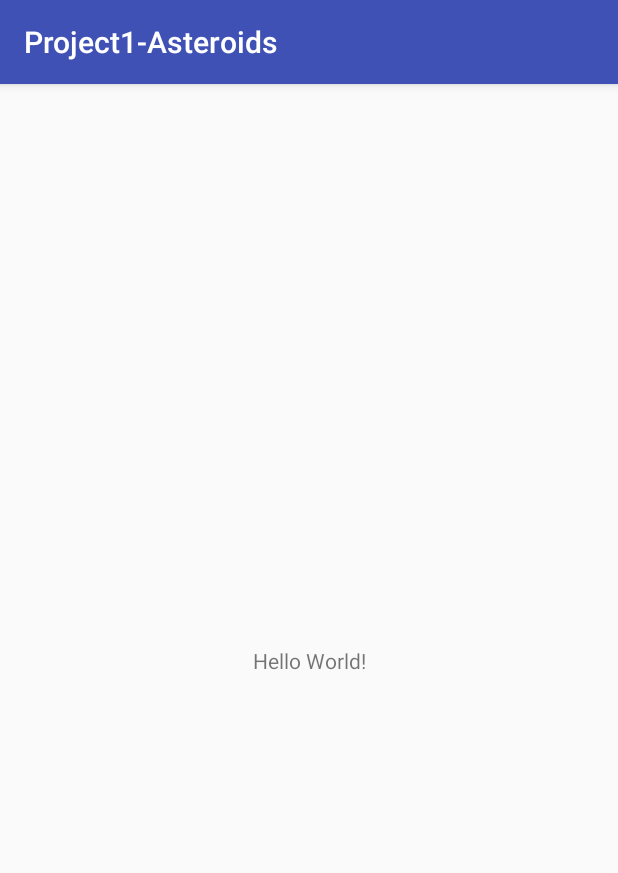
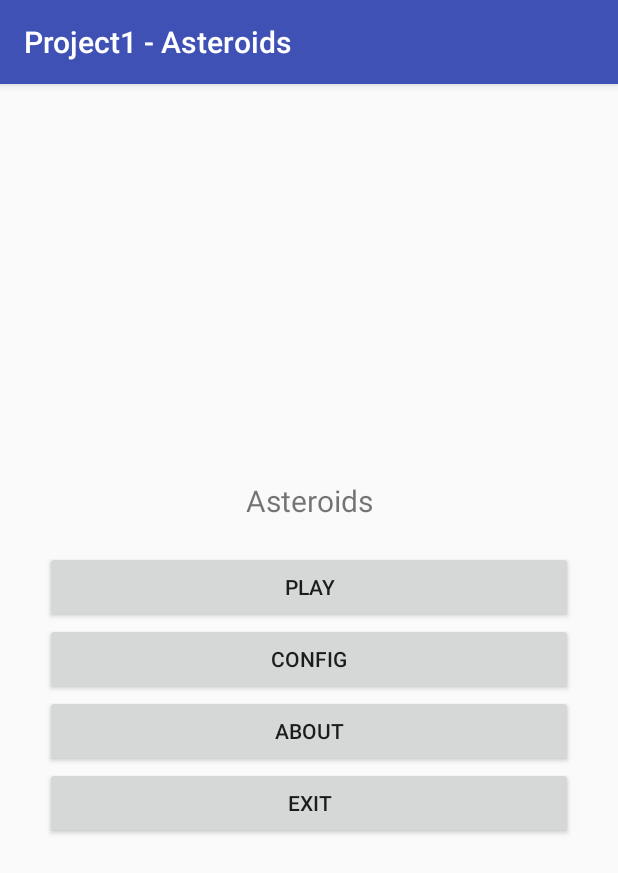
Before and after one commit to YukiMinamiHHNii/CN--Yaya, an Android app: the screen it shows after launch (MainActivity), on a phone screen of 412 x 824 dp. Shown: the top 873 px of the screen. Run offline under Robolectric (Android 15) with nearby library versions, the phone set to English and light mode, and no system bars.

Commit message:
Adds sample menu content to main layout

```diff
--- a/Project1Asteroids/app/src/main/res/layout/activity_main.xml
+++ b/Project1Asteroids/app/src/main/res/layout/activity_main.xml
@@ -1,18 +1,44 @@
 <?xml version="1.0" encoding="utf-8"?>
-<android.support.constraint.ConstraintLayout xmlns:android="http://schemas.android.com/apk/res/android"
+<LinearLayout xmlns:android="http://schemas.android.com/apk/res/android"
     xmlns:app="http://schemas.android.com/apk/res-auto"
     xmlns:tools="http://schemas.android.com/tools"
     android:layout_width="match_parent"
     android:layout_height="match_parent"
-    tools:context=".MainActivity">
+    tools:context=".MainActivity"
+    android:orientation="vertical"
+    android:gravity="center"
+    android:padding="30dp">
 
     <TextView
-        android:layout_width="wrap_content"
+        android:layout_width="match_parent"
         android:layout_height="wrap_content"
-        android:text="Hello World!"
-        app:layout_constraintBottom_toBottomOf="parent"
-        app:layout_constraintLeft_toLeftOf="parent"
-        app:layout_constraintRight_toRightOf="parent"
-        app:layout_constraintTop_toTopOf="parent" />
+        android:layout_marginBottom="20dp"
+        android:gravity="center"
+        android:text="@string/title"
+        android:textSize="20sp"/>
 
-</android.support.constraint.ConstraintLayout>
+    <Button
+        android:id="@+id/playButton"
+        android:layout_width="match_parent"
+        android:layout_height="wrap_content"
+        android:text="@string/playLabel"/>
+
+    <Button
+        android:id="@+id/configButton"
+        android:layout_width="match_parent"
+        android:layout_height="wrap_content"
+        android:text="@string/configLabel"/>
+
+    <Button
+        android:id="@+id/aboutButton"
+        android:layout_width="match_parent"
+        android:layout_height="wrap_content"
+        android:text="@string/aboutLabel"/>
+
+    <Button
+        android:id="@+id/exitButton"
+        android:layout_width="match_parent"
+        android:layout_height="wrap_content"
+        android:text="@string/exitLabel"/>
+
+</LinearLayout>
--- a/Project1Asteroids/app/src/main/res/values/strings.xml
+++ b/Project1Asteroids/app/src/main/res/values/strings.xml
@@ -1,3 +1,8 @@
 <resources>
-    <string name="app_name">Project1-Asteroids</string>
+    <string name="app_name">Project1 - Asteroids</string>
+    <string name="title">Asteroids</string>
+    <string name="playLabel">Play</string>
+    <string name="configLabel">Config</string>
+    <string name="aboutLabel">About</string>
+    <string name="exitLabel">Exit</string>
 </resources>
```
